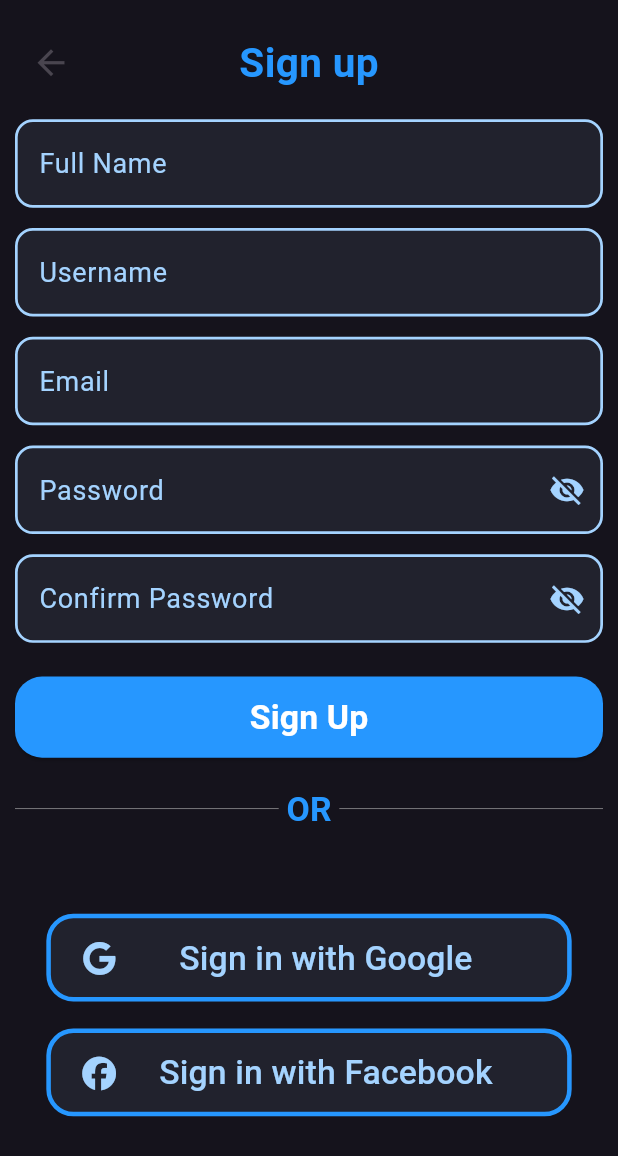
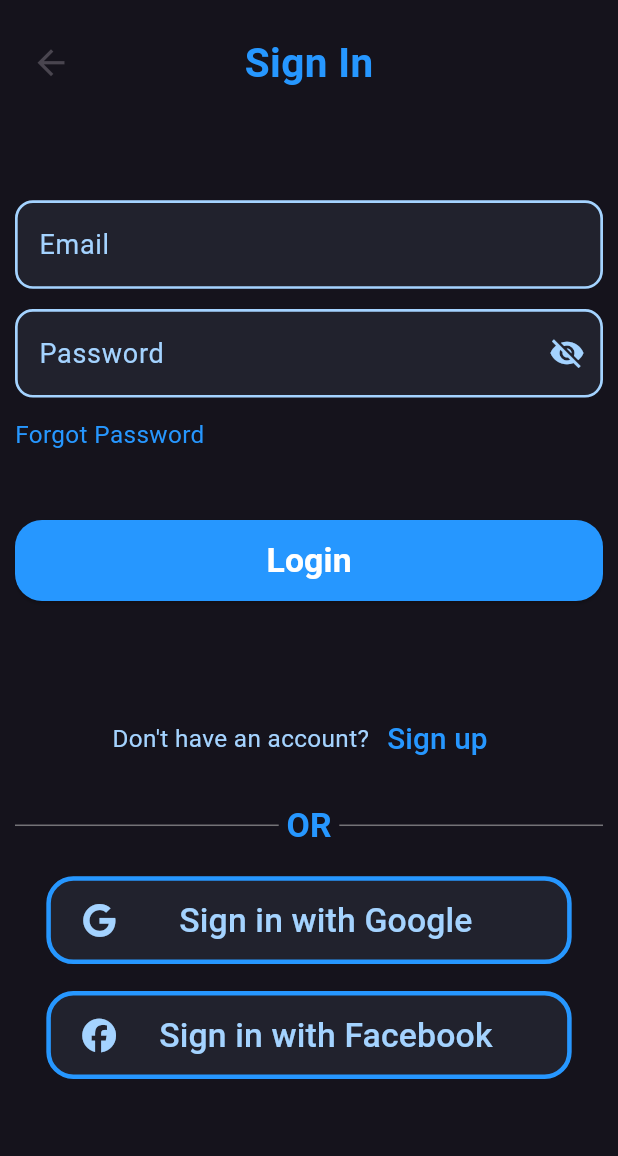
Before and after one commit to Sye0x/Step-Counter, a Flutter app: the screen it shows after launch, on a phone screen of 412 x 824 dp. Shown: the top 1156 px of the screen. Run offline on Flutter 3.47's test engine with Material 3 defaults, Android fonts, the phone set to English and light mode, and no system bars; our stand-ins replace flutter_screenutil, font_awesome_flutter.

Commit message:
Login Page added

```diff
--- a/lib/widget/mainscreen.dart
+++ b/lib/widget/mainscreen.dart
@@ -1,5 +1,6 @@
 import 'package:flutter/material.dart';
 import 'package:step_counter/widget/pages/signup/signup.dart';
+import 'package:step_counter/widget/pages/login/login.dart';
 
 class MainScreen extends StatefulWidget {
   const MainScreen({super.key});
@@ -11,6 +12,6 @@ class MainScreen extends StatefulWidget {
 class _MainScreen extends State<MainScreen> {
   @override
   Widget build(BuildContext context) {
-    return Scaffold(body: Signup());
+    return Scaffold(body: login());
   }
 }
--- /dev/null
+++ b/lib/widget/pages/login/login.dart
@@ -0,0 +1,206 @@
+import "package:flutter/material.dart";
+import "package:flutter_screenutil/flutter_screenutil.dart";
+import "package:font_awesome_flutter/font_awesome_flutter.dart";
+import "package:step_counter/const/constantcolors.dart";
+import "package:step_counter/widget/pages/signup/signup.dart";
+import "package:step_counter/widget/reuseable/input_field.dart";
+
+// ignore: camel_case_types
+class login extends StatefulWidget {
+  const login({super.key});
+
+  @override
+  State<StatefulWidget> createState() => _login();
+}
+
+class _login extends State<login> {
+  Widget header(BuildContext context) {
+    return Stack(
+      alignment: Alignment.center,
+      children: [
+        Align(
+          alignment: Alignment.centerLeft,
+          child: IconButton(
+            onPressed: () {
+              Navigator.pop(context); // Optional: back functionality
+            },
+            icon: Icon(Icons.arrow_back),
+            iconSize: 30.sp,
+          ),
+        ),
+        Center(
+          child: Text(
+            "Sign In",
+            style: TextStyle(
+              color: primaryColor,
+              fontSize: 30.sp,
+              fontWeight: FontWeight.bold,
+            ),
+          ),
+        ),
+      ],
+    );
+  }
+
+  Widget formFields() {
+    return Column(
+      children: [
+        CustomTextField(hint: "Email"),
+        SizedBox(height: 15.h),
+        CustomTextField(hint: "Password", isPassword: true),
+        SizedBox(height: 15.h),
+        Row(
+          children: [
+            Text(
+              "Forgot Password",
+              style: TextStyle(color: primaryColor, fontSize: 18.sp),
+            ),
+          ],
+        ),
+        SizedBox(height: 50.h),
+        SizedBox(
+          width: double.infinity,
+          height: 60.h,
+          child: ElevatedButton(
+            onPressed: () {},
+            style: ElevatedButton.styleFrom(
+              backgroundColor: primaryColor,
+              shape: RoundedRectangleBorder(
+                borderRadius: BorderRadius.circular(20.r),
+              ),
+            ),
+            child: Text(
+              "Login",
+              style: TextStyle(
+                fontSize: 25.sp,
+                color: Colors.white,
+                fontWeight: FontWeight.bold,
+              ),
+            ),
+          ),
+        ),
+      ],
+    );
+  }
+
+  Widget orDivider() {
+    return Row(
+      children: [
+        Expanded(
+          child: Divider(
+            color: const Color.fromARGB(144, 189, 189, 189),
+            thickness: 1,
+            endIndent: 5.w,
+          ),
+        ),
+        Text(
+          "OR",
+          style: TextStyle(
+            color: primaryColor,
+            fontSize: 25.sp,
+            fontWeight: FontWeight.w600,
+          ),
+        ),
+        Expanded(
+          child: Divider(
+            color: const Color.fromARGB(144, 189, 189, 189),
+            thickness: 1,
+            indent: 5.w,
+          ),
+        ),
+      ],
+    );
+  }
+
+  Widget socialButton(String text, IconData icon, VoidCallback onPressed) {
+    return SizedBox(
+      width: 0.85.sw,
+      height: 65.h,
+      child: OutlinedButton(
+        onPressed: onPressed,
+        style: OutlinedButton.styleFrom(
+          side: BorderSide(color: primaryColor, width: 3),
+          shape: RoundedRectangleBorder(
+            borderRadius: BorderRadius.circular(20.r),
+          ),
+          backgroundColor: cardBackgroundColor,
+        ),
+        child: Row(
+          children: [
+            Icon(icon, color: secondaryColor, size: 25.sp),
+
+            Expanded(
+              child: Center(
+                child: Text(
+                  text,
+                  style: TextStyle(
+                    fontSize: 25.sp,
+                    color: secondaryColor,
+                    fontWeight: FontWeight.w500,
+                  ),
+                ),
+              ),
+            ),
+          ],
+        ),
+      ),
+    );
+  }
+
+  @override
+  Widget build(BuildContext context) {
+    return Scaffold(
+      body: SafeArea(
+        child: Padding(
+          padding: EdgeInsets.symmetric(horizontal: 10.w, vertical: 20.h),
+          child: SingleChildScrollView(
+            child: Column(
+              children: [
+                header(context),
+                SizedBox(height: 75.h),
+                formFields(),
+                SizedBox(height: 75.h),
+                Row(
+                  mainAxisAlignment: MainAxisAlignment.center,
+                  children: [
+                    Text(
+                      "Don't have an account?",
+                      style: TextStyle(color: secondaryColor, fontSize: 18.sp),
+                    ),
+                    TextButton(
+                      onPressed: () {
+                        Navigator.push(
+                          context,
+                          MaterialPageRoute(builder: (context) => Signup()),
+                        );
+                      },
+                      child: Text(
+                        "Sign up",
+                        style: TextStyle(color: primaryColor, fontSize: 22.sp),
+                      ),
+                    ),
+                  ],
+                ),
+                SizedBox(height: 20.h),
+                orDivider(),
+
+                SizedBox(height: 20.h),
+                socialButton(
+                  "Sign in with Google",
+                  FontAwesomeIcons.google,
+                  () {},
+                ),
+                SizedBox(height: 20.h),
+                socialButton(
+                  "Sign in with Facebook",
+                  FontAwesomeIcons.facebook,
+                  () {},
+                ),
+              ],
+            ),
+          ),
+        ),
+      ),
+    );
+  }
+}
--- a/lib/widget/pages/signup/signup.dart
+++ b/lib/widget/pages/signup/signup.dart
@@ -99,17 +99,9 @@ class Signup extends StatelessWidget {
     );
   }
 
-  @override
-  Widget build(BuildContext context) {
-    return Scaffold(
-      body: SafeArea(
-        child: Padding(
-          padding: EdgeInsets.symmetric(horizontal: 10.w, vertical: 20.h),
-          child: SingleChildScrollView(
-            child: Column(
+  Widget formFields() {
+    return Column(
       children: [
-                header(context),
-                SizedBox(height: 15.h),
         CustomTextField(hint: "Full Name"),
         SizedBox(height: 15.h),
         CustomTextField(hint: "Username"),
@@ -141,17 +133,33 @@ class Signup extends StatelessWidget {
             ),
           ),
         ),
-                SizedBox(height: 20.h),
+      ],
+    );
+  }
+
+  @override
+  Widget build(BuildContext context) {
+    return Scaffold(
+      body: SafeArea(
+        child: Padding(
+          padding: EdgeInsets.symmetric(horizontal: 10.w, vertical: 20.h),
+          child: SingleChildScrollView(
+            child: Column(
+              children: [
+                header(context),
+                SizedBox(height: 15.h),
+                formFields(),
+                SizedBox(height: 30.h),
                 orDivider(),
                 SizedBox(height: 60.h),
                 socialButton(
-                  "Sign in with Google",
+                  "Sign up with Google",
                   FontAwesomeIcons.google,
                   () {},
                 ),
                 SizedBox(height: 20.h),
                 socialButton(
-                  "Sign in with Facebook",
+                  "Sign up with Facebook",
                   FontAwesomeIcons.facebook,
                   () {},
                 ),
```
Lines whose indentation alone changed are shown as unchanged.
